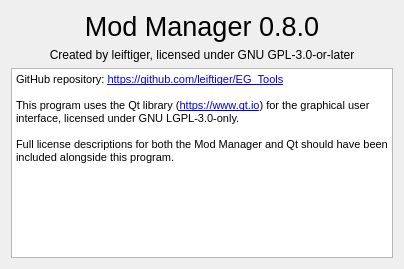
Before: the Qt Designer form modmanager/UI_AboutWindow.ui in leiftiger/EG_Tools, drawn with Qt 5.
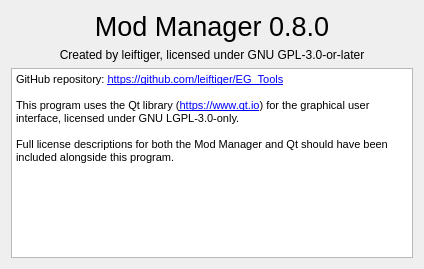
After: the same form once the commit is applied.

```diff
--- a/modmanager/UI_AboutWindow.ui
+++ b/modmanager/UI_AboutWindow.ui
@@ -6,7 +6,7 @@
    <rect>
     <x>0</x>
     <y>0</y>
-    <width>404</width>
+    <width>424</width>
     <height>269</height>
    </rect>
   </property>
@@ -52,12 +52,12 @@
        <string>&lt;!DOCTYPE HTML PUBLIC &quot;-//W3C//DTD HTML 4.0//EN&quot; &quot;http://www.w3.org/TR/REC-html40/strict.dtd&quot;&gt;
 &lt;html&gt;&lt;head&gt;&lt;meta name=&quot;qrichtext&quot; content=&quot;1&quot; /&gt;&lt;style type=&quot;text/css&quot;&gt;
 p, li { white-space: pre-wrap; }
-&lt;/style&gt;&lt;/head&gt;&lt;body style=&quot; font-family:'MS Shell Dlg 2'; font-size:8.25pt; font-weight:400; font-style:normal;&quot;&gt;
-&lt;p style=&quot; margin-top:0px; margin-bottom:0px; margin-left:0px; margin-right:0px; -qt-block-indent:0; text-indent:0px;&quot;&gt;&lt;span style=&quot; font-size:8pt;&quot;&gt;GitHub repository: &lt;/span&gt;&lt;a href=&quot;https://github.com/leiftiger/EG_Tools&quot;&gt;&lt;span style=&quot; font-size:8pt; text-decoration: underline; color:#0000ff;&quot;&gt;https://github.com/leiftiger/EG_Tools&lt;/span&gt;&lt;/a&gt;&lt;/p&gt;
-&lt;p style=&quot;-qt-paragraph-type:empty; margin-top:0px; margin-bottom:0px; margin-left:0px; margin-right:0px; -qt-block-indent:0; text-indent:0px; font-size:8pt; text-decoration: underline; color:#0000ff;&quot;&gt;&lt;br /&gt;&lt;/p&gt;
-&lt;p style=&quot; margin-top:0px; margin-bottom:0px; margin-left:0px; margin-right:0px; -qt-block-indent:0; text-indent:0px;&quot;&gt;&lt;span style=&quot; font-size:8pt;&quot;&gt;This program uses the Qt library (&lt;/span&gt;&lt;a href=&quot;https://www.qt.io&quot;&gt;&lt;span style=&quot; font-size:8pt; text-decoration: underline; color:#0000ff;&quot;&gt;https://www.qt.io&lt;/span&gt;&lt;/a&gt;&lt;span style=&quot; font-size:8pt;&quot;&gt;) for the graphical user interface, licensed under GNU LGPL-3.0-only.&lt;/span&gt;&lt;/p&gt;
-&lt;p style=&quot;-qt-paragraph-type:empty; margin-top:0px; margin-bottom:0px; margin-left:0px; margin-right:0px; -qt-block-indent:0; text-indent:0px; font-size:8pt;&quot;&gt;&lt;br /&gt;&lt;/p&gt;
-&lt;p style=&quot; margin-top:0px; margin-bottom:0px; margin-left:0px; margin-right:0px; -qt-block-indent:0; text-indent:0px;&quot;&gt;&lt;span style=&quot; font-size:8pt;&quot;&gt;Full license descriptions for both the Mod Manager and Qt should have been included alongside this program.&lt;/span&gt;&lt;/p&gt;&lt;/body&gt;&lt;/html&gt;</string>
+&lt;/style&gt;&lt;/head&gt;&lt;body style=&quot; font-family:'Noto Sans'; font-size:10pt; font-weight:400; font-style:normal;&quot;&gt;
+&lt;p style=&quot; margin-top:0px; margin-bottom:0px; margin-left:0px; margin-right:0px; -qt-block-indent:0; text-indent:0px;&quot;&gt;&lt;span style=&quot; font-family:'MS Shell Dlg 2'; font-size:8pt;&quot;&gt;GitHub repository: &lt;/span&gt;&lt;a href=&quot;https://github.com/leiftiger/EG_Tools&quot;&gt;&lt;span style=&quot; font-family:'MS Shell Dlg 2'; font-size:8pt; text-decoration: underline; color:#0000ff;&quot;&gt;https://github.com/leiftiger/EG_Tools&lt;/span&gt;&lt;/a&gt;&lt;/p&gt;
+&lt;p style=&quot;-qt-paragraph-type:empty; margin-top:0px; margin-bottom:0px; margin-left:0px; margin-right:0px; -qt-block-indent:0; text-indent:0px; font-family:'MS Shell Dlg 2'; font-size:8pt; text-decoration: underline; color:#0000ff;&quot;&gt;&lt;br /&gt;&lt;/p&gt;
+&lt;p style=&quot; margin-top:0px; margin-bottom:0px; margin-left:0px; margin-right:0px; -qt-block-indent:0; text-indent:0px;&quot;&gt;&lt;span style=&quot; font-family:'MS Shell Dlg 2'; font-size:8pt;&quot;&gt;This program uses the Qt library (&lt;/span&gt;&lt;a href=&quot;https://www.qt.io&quot;&gt;&lt;span style=&quot; font-family:'MS Shell Dlg 2'; font-size:8pt; text-decoration: underline; color:#0000ff;&quot;&gt;https://www.qt.io&lt;/span&gt;&lt;/a&gt;&lt;span style=&quot; font-family:'MS Shell Dlg 2'; font-size:8pt;&quot;&gt;) for the graphical user interface, licensed under GNU LGPL-3.0-only.&lt;/span&gt;&lt;/p&gt;
+&lt;p style=&quot;-qt-paragraph-type:empty; margin-top:0px; margin-bottom:0px; margin-left:0px; margin-right:0px; -qt-block-indent:0; text-indent:0px; font-family:'MS Shell Dlg 2'; font-size:8pt;&quot;&gt;&lt;br /&gt;&lt;/p&gt;
+&lt;p style=&quot; margin-top:0px; margin-bottom:0px; margin-left:0px; margin-right:0px; -qt-block-indent:0; text-indent:0px;&quot;&gt;&lt;span style=&quot; font-family:'MS Shell Dlg 2'; font-size:8pt;&quot;&gt;Full license descriptions for both the Mod Manager and Qt should have been included alongside this program.&lt;/span&gt;&lt;/p&gt;&lt;/body&gt;&lt;/html&gt;</string>
       </property>
      </widget>
     </item>
```
